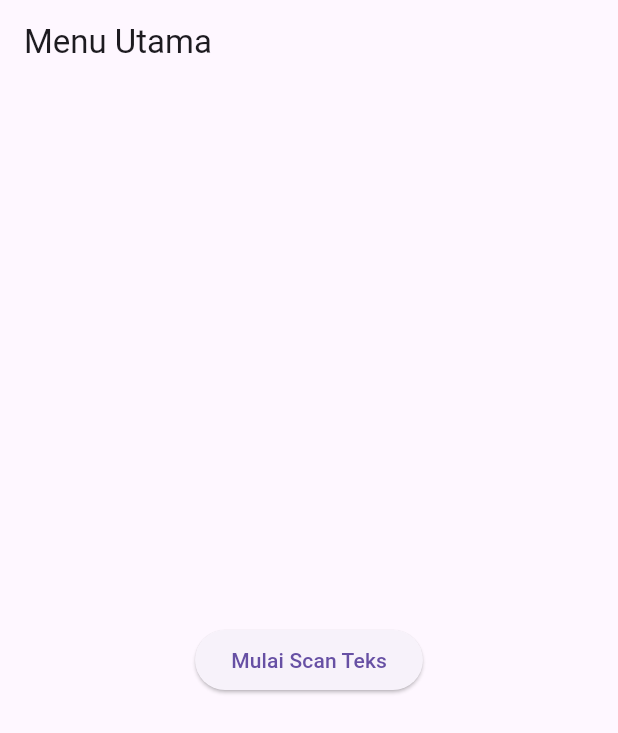
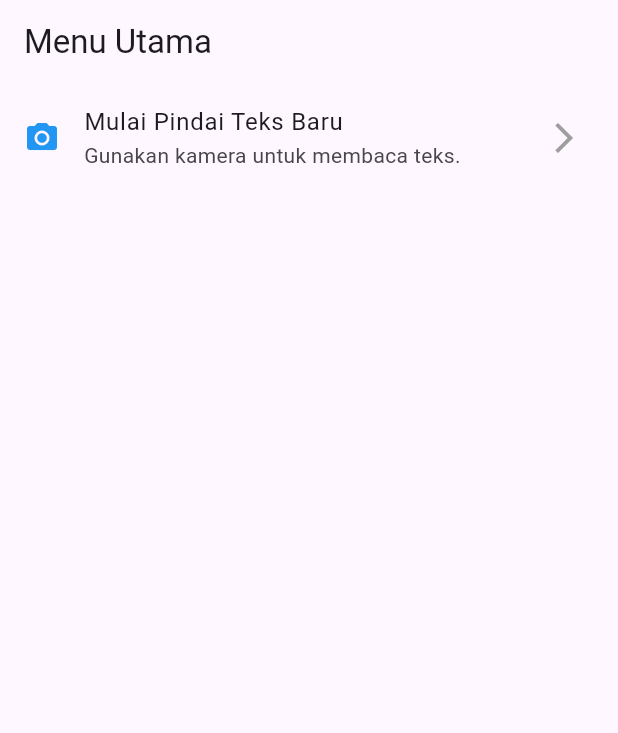
Before and after one commit to aidatulrosida/ocr_sederhana_, a Flutter app: the screen it shows after launch, on a phone screen of 412 x 824 dp. Shown: the top 733 px of the screen. Run offline on Flutter 3.47's test engine with Material 3 defaults, Android fonts, the phone set to English and light mode, and no system bars; our stand-ins replace camera; missing offline and left inert: google_mlkit_text_recognition.

Commit message:
Soal 1 - ListTile dan Navigasi Balik

```diff
--- a/lib/screens/home_screen.dart
+++ b/lib/screens/home_screen.dart
@@ -8,16 +8,21 @@ class HomeScreen extends StatelessWidget {
   Widget build(BuildContext context) {
     return Scaffold(
       appBar: AppBar(title: const Text('Menu Utama')),
-      body: Center(
-        child: ElevatedButton(
-          onPressed: () {
+      body: ListView(
+        children: [
+          ListTile(
+            leading: const Icon(Icons.camera_alt, color: Colors.blue),
+            title: const Text('Mulai Pindai Teks Baru'),
+            subtitle: const Text('Gunakan kamera untuk membaca teks.'),
+            trailing: const Icon(Icons.arrow_forward_ios, color: Colors.grey),
+            onTap: () {
               Navigator.push(
                 context,
                 MaterialPageRoute(builder: (_) => const ScanScreen()),
               );
             },
-          child: const Text('Mulai Scan Teks'),
           ),
+        ],
       ),
     );
   }
```
Also changed, not shown: lib/screens/result_screen.dart (+19 -3 lines). Lines whose indentation alone changed are shown as unchanged.
